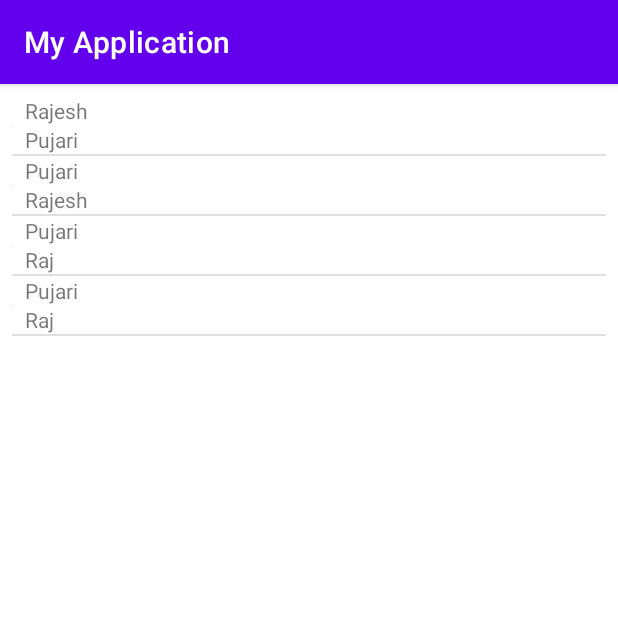
After one commit to rajesh-pujari-improve10x/Android-Widgets, an Android app: the CustomListViewActivity screen opened directly, with no data from a screen before it, on a phone screen of 412 x 824 dp, the top half of it. The commit adds this screen. Run offline under Robolectric (Android 15) with nearby library versions, the phone set to English and light mode, and no system bars; our stand-ins replace Picasso; pictures from the network do not load.

Commit message:
I Created CustomListViewActivity to implemented the Functionality and modified in AddActivity Functionality

```diff
--- a/app/build.gradle
+++ b/app/build.gradle
@@ -37,6 +37,7 @@ dependencies {
     implementation 'androidx.appcompat:appcompat:1.5.1'
     implementation 'com.google.android.material:material:1.7.0'
     implementation 'androidx.constraintlayout:constraintlayout:2.1.4'
+    implementation 'com.squareup.picasso:picasso:2.8'
     testImplementation 'junit:junit:4.13.2'
     androidTestImplementation 'androidx.test.ext:junit:1.1.5'
     androidTestImplementation 'androidx.test.espresso:espresso-core:3.5.1'
--- /dev/null
+++ b/app/src/main/java/com/improve10x/myapplication/CustomListView.java
@@ -0,0 +1,8 @@
+package com.improve10x.myapplication;
+
+public class CustomListView {
+
+    public String title;
+    public String subTitle;
+    public String imageUrl;
+}
--- /dev/null
+++ b/app/src/main/java/com/improve10x/myapplication/CustomListViewActivity.java
@@ -0,0 +1,79 @@
+package com.improve10x.myapplication;
+
+import androidx.appcompat.app.AppCompatActivity;
+
+import android.os.Bundle;
+import android.widget.Toast;
+
+import com.improve10x.myapplication.databinding.ActivityCustomListViewBinding;
+import com.improve10x.myapplication.databinding.CustomListViewItemBinding;
+
+import java.util.ArrayList;
+
+public class CustomListViewActivity extends AppCompatActivity {
+
+    private ActivityCustomListViewBinding binding;
+    private CustomListViewAdapter adapter;
+    private ArrayList<CustomListView> customListViews;
+
+    @Override
+    protected void onCreate(Bundle savedInstanceState) {
+        super.onCreate(savedInstanceState);
+        binding = ActivityCustomListViewBinding.inflate(getLayoutInflater());
+        setContentView(binding.getRoot());
+        setData();
+        customListView();
+    }
+
+    private void setData() {
+        customListViews = new ArrayList<>();
+
+        CustomListView item1 = new CustomListView();
+        item1.imageUrl = "https://yt3.ggpht.com/ytc/AL5GRJU5ErI9wT_loUeginp1WMVJq7AwIvD1pWHTHbNpWA=s68-c-k-c0x00ffffff-no-rj";
+        item1.title = "Rajesh";
+        item1.subTitle = "Pujari";
+        customListViews.add(item1);
+
+        CustomListView item2 = new CustomListView();
+        item2.imageUrl = "https://yt3.ggpht.com/ytc/AL5GRJU5ErI9wT_loUeginp1WMVJq7AwIvD1pWHTHbNpWA=s68-c-k-c0x00ffffff-no-rj";
+        item2.title = "Pujari";
+        item2.subTitle = "Rajesh";
+        customListViews.add(item2);
+
+        CustomListView item3 = new CustomListView();
+        item3.imageUrl = "https://yt3.ggpht.com/ytc/AL5GRJU5ErI9wT_loUeginp1WMVJq7AwIvD1pWHTHbNpWA=s68-c-k-c0x00ffffff-no-rj";
+        item3.title = "Pujari";
+        item3.subTitle = "Raj";
+        customListViews.add(item3);
+        customListViews.add(item3);
+    }
+
+
+    private void customListView() {
+        adapter = new CustomListViewAdapter(this, R.layout.custom_list_view_item, customListViews);
+        binding.customListViewLv.setAdapter(adapter);
+        binding.customListViewLv.setOnItemClickListener((adapterView, view, position, l) -> {
+            handleClick(position);
+        });
+    }
+
+    private void handleClick(int position) {
+        if(position == 0) {
+            Toast.makeText(getApplicationContext(),"Place Your First Option Code",Toast.LENGTH_SHORT).show();
+        }
+
+        else if(position == 1) {
+            Toast.makeText(getApplicationContext(),"Place Your Second Option Code",Toast.LENGTH_SHORT).show();
+        }
+
+        else if(position == 2) {
+            Toast.makeText(getApplicationContext(),"Place Your Third Option Code",Toast.LENGTH_SHORT).show();
+        }
+        else if(position == 3) {
+            Toast.makeText(getApplicationContext(),"Place Your Forth Option Code",Toast.LENGTH_SHORT).show();
+        }
+        else if(position == 4) {
+            Toast.makeText(getApplicationContext(),"Place Your Fifth Option Code",Toast.LENGTH_SHORT).show();
+        }
+    }
+}
--- /dev/null
+++ b/app/src/main/java/com/improve10x/myapplication/CustomListViewAdapter.java
@@ -0,0 +1,35 @@
+package com.improve10x.myapplication;
+
+import android.content.Context;
+import android.view.LayoutInflater;
+import android.view.View;
+import android.view.ViewGroup;
+import android.widget.ArrayAdapter;
+
+import androidx.annotation.NonNull;
+import androidx.annotation.Nullable;
+
+import com.improve10x.myapplication.databinding.CustomListViewItemBinding;
+import com.squareup.picasso.Picasso;
+
+import java.util.List;
+
+public class CustomListViewAdapter extends ArrayAdapter<CustomListView> {
+
+    private CustomListViewItemBinding binding;
+
+    public CustomListViewAdapter(@NonNull Context context, int resource, @NonNull List<CustomListView> objects) {
+        super(context, resource, objects);
+    }
+
+    @NonNull
+    @Override
+    public View getView(int position, @Nullable View convertView, @NonNull ViewGroup parent) {
+        binding = CustomListViewItemBinding.inflate(LayoutInflater.from(getContext()), parent, false);
+        CustomListView customListView = getItem(position);
+        binding.titleTxt.setText(customListView.title);
+        binding.subtitleTxt.setText(customListView.subTitle);
+        Picasso.get().load(customListView.imageUrl).into(binding.imageImg);
+        return binding.getRoot();
+    }
+}
--- /dev/null
+++ b/app/src/main/res/drawable/ic_baseline_image_24.xml
@@ -0,0 +1,5 @@
+<vector android:height="24dp" android:tint="#958686"
+    android:viewportHeight="24" android:viewportWidth="24"
+    android:width="24dp" xmlns:android="http://schemas.android.com/apk/res/android">
+    <path android:fillColor="@android:color/white" android:pathData="M21,19V5c0,-1.1 -0.9,-2 -2,-2H5c-1.1,0 -2,0.9 -2,2v14c0,1.1 0.9,2 2,2h14c1.1,0 2,-0.9 2,-2zM8.5,13.5l2.5,3.01L14.5,12l4.5,6H5l3.5,-4.5z"/>
+</vector>
--- /dev/null
+++ b/app/src/main/res/layout/activity_custom_list_view.xml
@@ -0,0 +1,18 @@
+<?xml version="1.0" encoding="utf-8"?>
+<androidx.constraintlayout.widget.ConstraintLayout xmlns:android="http://schemas.android.com/apk/res/android"
+    xmlns:app="http://schemas.android.com/apk/res-auto"
+    xmlns:tools="http://schemas.android.com/tools"
+    android:layout_width="match_parent"
+    android:layout_height="match_parent"
+    tools:context=".CustomListViewActivity">
+
+    <ListView
+        android:id="@+id/custom_list_view_lv"
+        android:layout_width="0dp"
+        android:layout_height="0dp"
+        android:padding="8dp"
+        app:layout_constraintBottom_toBottomOf="parent"
+        app:layout_constraintEnd_toEndOf="parent"
+        app:layout_constraintStart_toStartOf="parent"
+        app:layout_constraintTop_toTopOf="parent" />
+</androidx.constraintlayout.widget.ConstraintLayout>
--- /dev/null
+++ b/app/src/main/res/layout/custom_list_view_item.xml
@@ -0,0 +1,42 @@
+<?xml version="1.0" encoding="utf-8"?>
+<androidx.constraintlayout.widget.ConstraintLayout xmlns:android="http://schemas.android.com/apk/res/android"
+    xmlns:app="http://schemas.android.com/apk/res-auto"
+    xmlns:tools="http://schemas.android.com/tools"
+    android:layout_width="match_parent"
+    android:layout_height="wrap_content">
+
+    <ImageView
+        android:id="@+id/image_img"
+        android:layout_width="wrap_content"
+        android:layout_height="wrap_content"
+        android:adjustViewBounds="true"
+        app:layout_constraintBottom_toBottomOf="parent"
+        app:layout_constraintStart_toStartOf="parent"
+        app:layout_constraintTop_toTopOf="parent"
+        app:layout_constraintVertical_bias="0.5"
+        app:srcCompat="@drawable/ic_baseline_image_24" />
+
+    <TextView
+        android:id="@+id/title_txt"
+        android:layout_width="0dp"
+        android:layout_height="wrap_content"
+        android:layout_marginStart="8dp"
+        android:text="TextView"
+        app:layout_constraintBottom_toTopOf="@+id/subtitle_txt"
+        app:layout_constraintEnd_toEndOf="parent"
+        app:layout_constraintHorizontal_bias="0.5"
+        app:layout_constraintStart_toEndOf="@+id/image_img"
+        app:layout_constraintTop_toTopOf="parent"
+        app:layout_constraintVertical_chainStyle="spread" />
+
+    <TextView
+        android:id="@+id/subtitle_txt"
+        android:layout_width="0dp"
+        android:layout_height="wrap_content"
+        android:text="TextView"
+        app:layout_constraintBottom_toBottomOf="parent"
+        app:layout_constraintEnd_toEndOf="@+id/title_txt"
+        app:layout_constraintHorizontal_bias="0.5"
+        app:layout_constraintStart_toStartOf="@+id/title_txt"
+        app:layout_constraintTop_toBottomOf="@+id/title_txt" />
+</androidx.constraintlayout.widget.ConstraintLayout>
```
Also changed, not shown: app/src/main/AndroidManifest.xml (+9 -0 lines), app/src/main/java/com/improve10x/myapplication/AddActivity.java (+13 -8 lines), app/src/main/java/com/improve10x/myapplication/MainActivity.java (+8 -0 lines), app/src/main/res/layout/activity_main.xml (+9 -0 lines).
